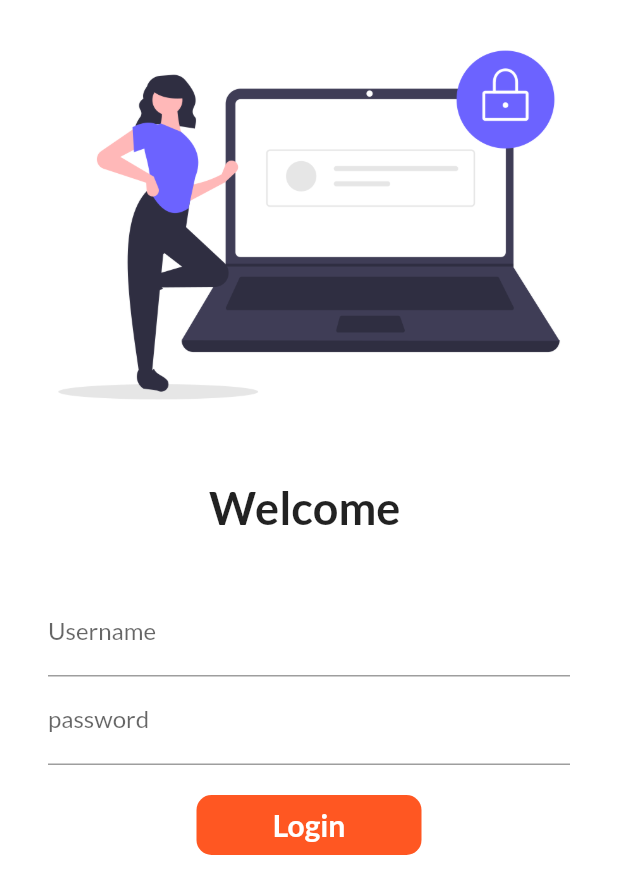
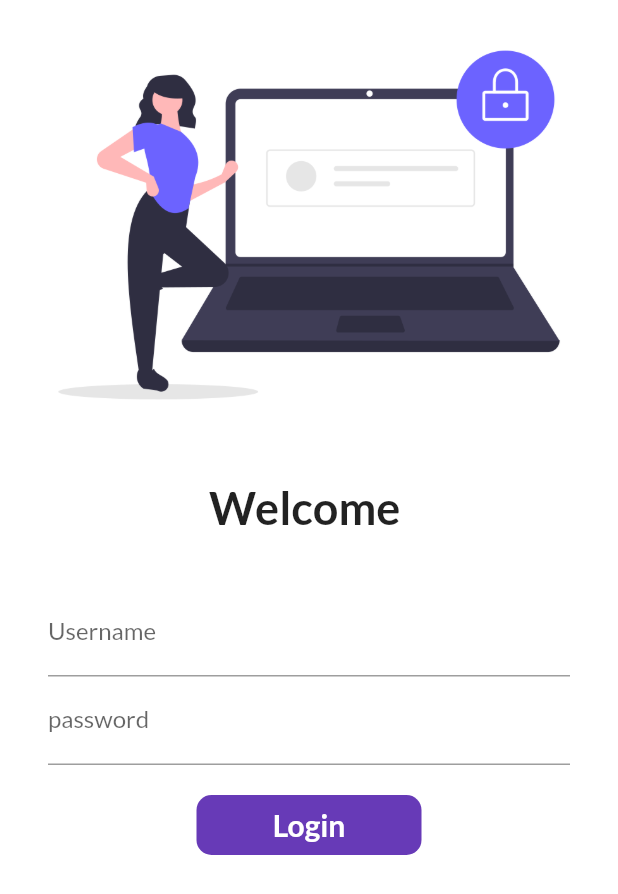
Before and after one commit to abubakarafridi/Flutterin30days, a Flutter app: the screen it shows after launch, on a phone screen of 412 x 824 dp. Shown: the top 894 px of the screen. Run offline on Flutter 3.47's test engine with Material 2 defaults, Android fonts, the phone set to English and light mode, and no system bars; our stand-ins replace google_fonts.

Commit message:
day6 completed

```diff
--- a/sampleproject/lib/main.dart
+++ b/sampleproject/lib/main.dart
@@ -1,4 +1,3 @@
-import 'dart:developer';
 
 import 'package:flutter/material.dart';
 import 'package:sampleproject/pages/Home_page.dart';
@@ -7,9 +6,10 @@ import 'package:google_fonts/google_fonts.dart';
 import 'package:sampleproject/utitily/routes.dart';
 
 void main() {
-  runApp(myapp());
+  runApp(const myapp());
 }
 
+// ignore: camel_case_types
 class myapp extends StatelessWidget {
   const myapp({Key? key}) : super(key: key);
 
@@ -27,8 +27,8 @@ class myapp extends StatelessWidget {
         ),
 
         routes: {
-          MyRoutes.loginRoute :(context) => LoginPage(),
-          MyRoutes.homeRoute:(context) => homePage(),
+          MyRoutes.loginRoute :(context) => const LoginPage(),
+          MyRoutes.homeRoute:(context) => const homePage(),
 
         },
 );
--- a/sampleproject/lib/pages/login_page.dart
+++ b/sampleproject/lib/pages/login_page.dart
@@ -2,6 +2,9 @@ import 'package:flutter/material.dart';
 import 'package:sampleproject/utitily/routes.dart';
 
 class LoginPage extends StatefulWidget {
+  const LoginPage({Key? key}) : super(key: key);
+
+
   @override
   State<LoginPage> createState() => _LoginPageState();
 }
@@ -9,11 +12,31 @@ class LoginPage extends StatefulWidget {
 class _LoginPageState extends State<LoginPage> {
   String name = "";
   bool changebutton = false;
+
+  final _formKey = GlobalKey<FormState>();
+
+  // ignore: avoid_types_as_parameter_names, non_constant_identifier_names
+  moveToHome(BuildContext) async {
+    if (_formKey.currentState!.validate()) {
+      setState(() {
+        changebutton = true;
+      });
+      await Future.delayed(const Duration(seconds: 1));
+      // ignore: use_build_context_synchronously
+      await Navigator.pushNamed(context, MyRoutes.homeRoute);
+      setState(() {
+        changebutton = false;
+      });
+    }
+  }
+
   @override
   Widget build(BuildContext context) {
     return Material(
         color: Colors.white,
         child: SingleChildScrollView(
+          child: Form(
+            key: _formKey,
             child: Column(
               children: [
                 Image.asset(
@@ -21,17 +44,17 @@ class _LoginPageState extends State<LoginPage> {
                   fit: BoxFit.cover,
                   height: 300,
                 ),
-              SizedBox(
+                const SizedBox(
                   height: 20.0,
                 ),
                 Text(
                   "Welcome $name",
-                style: TextStyle(
+                  style: const TextStyle(
                     fontSize: 30,
                     fontWeight: FontWeight.bold,
                   ),
                 ),
-              SizedBox(
+                const SizedBox(
                   height: 20.0,
                 ),
                 Padding(
@@ -40,10 +63,16 @@ class _LoginPageState extends State<LoginPage> {
                   child: Column(
                     children: [
                       TextFormField(
-                      decoration: InputDecoration(
+                        decoration: const InputDecoration(
                           hintText: "Enter username",
                           labelText: "Username",
                         ),
+                        validator: (value) {
+                          if (value!.isEmpty) {
+                            return "Username cannot be empty";
+                          }
+                          return null;
+                        },
                         onChanged: (value) {
                           name = value;
                           setState(() {});
@@ -51,52 +80,51 @@ class _LoginPageState extends State<LoginPage> {
                       ),
                       TextFormField(
                         obscureText: true,
-                      decoration: InputDecoration(
+                        decoration: const InputDecoration(
                           hintText: "Enter password",
                           labelText: "password",
                         ),
+                        validator: (value) {
+                          if (value!.isEmpty) {
+                            return "Password cannot be empty";
+                          } else if (value.length < 8) {
+                            return "length of password should by atleast 8";
+                          }
+                          return null;
+                        },
                       ),
-                    SizedBox(
+                      const SizedBox(
                         height: 20.0,
                       ),
-                    InkWell(
-                      onTap: () async {
-                        setState(() {
-                          changebutton = true;
-                        });
-                        await Future.delayed(Duration(seconds: 1));
-                        Navigator.pushNamed(context, MyRoutes.homeRoute);
-                      },
+                      Material(
+                        color: Colors.deepPurple,
+                        borderRadius:
+                            BorderRadius.circular(changebutton ? 55 : 10),
+                        child: InkWell(
+                          onTap: () => moveToHome(context),
                           child: AnimatedContainer(
-                        duration: Duration(seconds: 1),
-                        width: changebutton? 50: 150,
+                            duration: const Duration(seconds: 1),
+                            width: changebutton ? 50 : 150,
                             height: 40,
                             alignment: Alignment.center,
-                        child: changebutton?Icon(Icons.done,color:Colors.white):Text(
+                            child: changebutton
+                                ? const Icon(Icons.done, color: Colors.white)
+                                : const Text(
                                     "Login",
                                     style: (TextStyle(
                                         color: Colors.white,
                                         fontWeight: FontWeight.bold,
                                         fontSize: 20)),
                                   ),
-                        decoration: BoxDecoration(
-                          color: Colors.deepOrange,
-                          borderRadius: BorderRadius.circular(changebutton ? 55: 10),
                           ),
                         ),
                       ),
-                    // ElevatedButton(
-                    //   child: Text("login"),
-                    //   style: TextButton.styleFrom(minimumSize: Size(160, 50)),
-                    //   onPressed: () {
-                    //     Navigator.pushNamed(context, MyRoutes.homeRoute);
-                    //   },
-                    // )
                     ],
                   ),
                 )
               ],
             ),
+          ),
         ));
   }
 }
```
Also changed, not shown: sampleproject/lib/pages/Home_page.dart (+9 -6 lines). Lines whose indentation alone changed are shown as unchanged.
